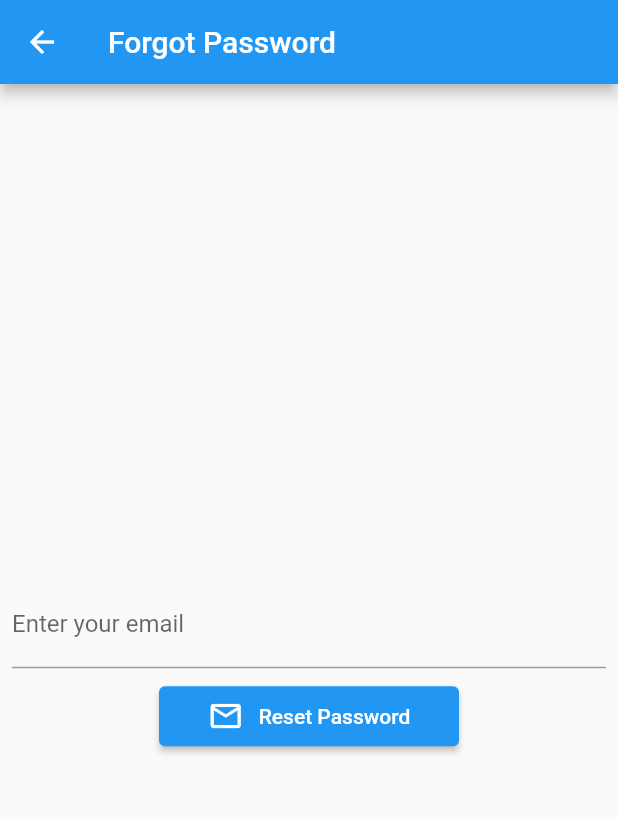
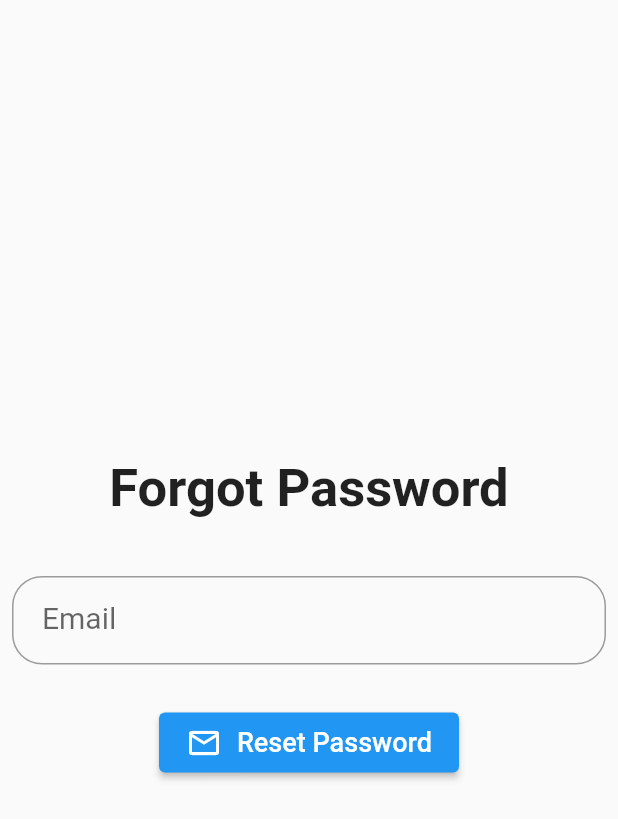
Before and after one commit to HarikrashnaParikh/TodoApp_Flutter_Bloc_MVVM, a Flutter app: the screen it shows after launch, after a tap on "Login", after a tap on "Forget Password", on a phone screen of 412 x 824 dp. Shown: the top 819 px of the screen. Run offline on Flutter 3.47's test engine with Material 2 defaults, Android fonts, the phone set to English and light mode, and no system bars; our stand-ins replace bloc, equatable, firebase_auth, firebase_core, flutter_bloc, hydrated_bloc; accounts and stored records are empty; generated files the repository leaves out were written again; network calls fail.

Commit message:
Updated UI for Login,Register and Forgot Password Screens

```diff
--- a/lib/model/task.dart
+++ b/lib/model/task.dart
@@ -12,6 +12,7 @@ class Task extends Equatable {
     isDeleted = isDeleted ?? false;
   }
   //copyWith method is a convenient way to create a new instance of an object with some of its properties modified while keeping the rest unchanged.
+  //To update existing
   Task copyWith({
     String? id,
     String? title,
--- a/lib/view/add_task_screen.dart
+++ b/lib/view/add_task_screen.dart
@@ -23,7 +23,7 @@ class AddTaskScreen extends StatelessWidget {
           SizedBox(
             height: 10,
           ),
-          TextField(
+          TextFormField(
             autofocus: true,
             controller: titleController,
             decoration: InputDecoration(
--- a/lib/view/forgot_password_screen.dart
+++ b/lib/view/forgot_password_screen.dart
@@ -25,20 +25,35 @@ class _ForgotPasswordScreenState extends State<ForgotPasswordScreen> {
   @override
   Widget build(BuildContext context) {
     return Scaffold(
-      appBar: AppBar(
-        title: const Text('Forgot Password'),
-      ),
       body: Form(
         key: _formKey,
         child: Column(
           mainAxisAlignment: MainAxisAlignment.center,
           children: [
+            Text(
+              'Forgot Password',
+              style: TextStyle(
+                fontSize: 35,
+                fontWeight: FontWeight.bold,
+              ),
+            ),
+            SizedBox(
+              height: 30,
+            ),
             Padding(
               padding: const EdgeInsets.all(8.0),
               child: TextFormField(
-                decoration: const InputDecoration(
-                    border: UnderlineInputBorder(),
-                    labelText: 'Enter your email'),
+                decoration: InputDecoration(
+                  labelText: 'Email',
+                  labelStyle: TextStyle(
+                    fontSize: 20,
+                  ),
+                  hintText: 'Enter your email',
+                  contentPadding:
+                      EdgeInsets.symmetric(vertical: 20.0, horizontal: 20.0),
+                  border: OutlineInputBorder(
+                      borderRadius: BorderRadius.circular(20.0)),
+                ),
                 keyboardType: TextInputType.emailAddress,
                 validator: (value) {
                   if (value == null || value.isEmpty) {
@@ -48,6 +63,9 @@ class _ForgotPasswordScreenState extends State<ForgotPasswordScreen> {
                 },
                 controller: _emailController,
               ),
+            ),
+            SizedBox(
+              height: 20,
             ),
             ElevatedButton(
                 style: ElevatedButton.styleFrom(
@@ -71,7 +89,7 @@ class _ForgotPasswordScreenState extends State<ForgotPasswordScreen> {
                         ),
                       ),
                       backgroundColor: Colors.green,
-                      duration: Duration(microseconds: 2000),
+                      duration: Duration(microseconds: 3000),
                     );
                     ScaffoldMessenger.of(context).showSnackBar(snackBar);
                   }).onError((error, stackTrace) {
@@ -83,7 +101,7 @@ class _ForgotPasswordScreenState extends State<ForgotPasswordScreen> {
                         ),
                       ),
                       backgroundColor: Colors.red,
-                      duration: Duration(microseconds: 2000),
+                      duration: Duration(microseconds: 3000),
                     );
                     ScaffoldMessenger.of(context).showSnackBar(snackBar);
                   });
@@ -93,7 +111,10 @@ class _ForgotPasswordScreenState extends State<ForgotPasswordScreen> {
                   children: const [
                     Icon(Icons.mail_outline),
                     SizedBox(width: 10),
-                    Text("Reset Password")
+                    Text(
+                      "Reset Password",
+                      style: TextStyle(fontSize: 18),
+                    )
                   ],
                 ))
           ],
--- a/lib/view/login_screen.dart
+++ b/lib/view/login_screen.dart
@@ -29,18 +29,38 @@ class _LoginScreenState extends State<LoginScreen> {
   @override
   Widget build(BuildContext context) {
     return Scaffold(
-      appBar: AppBar(title: const Text('Login')),
-      body: Form(
+      body: Center(
+        child: Form(
           key: _formKey,
           child: SingleChildScrollView(
             child: Column(
               mainAxisAlignment: MainAxisAlignment.center,
               children: [
+                Text(
+                  'Login',
+                  style: TextStyle(
+                    fontSize: 35,
+                    fontWeight: FontWeight.bold,
+                  ),
+                ),
+                SizedBox(
+                  height: 30,
+                ),
                 Padding(
                   padding: const EdgeInsets.all(8.0),
                   child: TextFormField(
                     controller: _emailController,
-                  decoration: const InputDecoration(labelText: 'Insert email'),
+                    decoration: InputDecoration(
+                      labelText: 'Email',
+                      labelStyle: TextStyle(
+                        fontSize: 20,
+                      ),
+                      hintText: 'Enter Email',
+                      contentPadding: EdgeInsets.symmetric(
+                          vertical: 20.0, horizontal: 20.0),
+                      border: OutlineInputBorder(
+                          borderRadius: BorderRadius.circular(20.0)),
+                    ),
                     keyboardType: TextInputType.emailAddress,
                     validator: (value) {
                       if (value == null || value.isEmpty) {
@@ -54,8 +74,17 @@ class _LoginScreenState extends State<LoginScreen> {
                   padding: const EdgeInsets.all(8.0),
                   child: TextFormField(
                     controller: _passwordController,
-                  decoration:
-                      const InputDecoration(labelText: 'Insert password'),
+                    decoration: InputDecoration(
+                      labelText: 'Password',
+                      hintText: 'Insert password',
+                      labelStyle: TextStyle(
+                        fontSize: 20,
+                      ),
+                      contentPadding: EdgeInsets.symmetric(
+                          vertical: 20.0, horizontal: 20.0),
+                      border: OutlineInputBorder(
+                          borderRadius: BorderRadius.circular(20.0)),
+                    ),
                     validator: (value) {
                       if (value == null || value.isEmpty) {
                         return 'Password is required';
@@ -66,7 +95,13 @@ class _LoginScreenState extends State<LoginScreen> {
                     },
                   ),
                 ),
-              ElevatedButton(
+                SizedBox(
+                  height: 30,
+                ),
+                SizedBox(
+                  height: 50,
+                  width: 100,
+                  child: ElevatedButton(
                     onPressed: () {
                       final isValid = _formKey.currentState!.validate();
                       _auth
@@ -81,7 +116,17 @@ class _LoginScreenState extends State<LoginScreen> {
                                 builder: (context) => TasksScreen()));
                       });
                     },
-                child: const Text('Login'),
+                    child: const Text(
+                      'Login',
+                      style: TextStyle(
+                        fontSize: 20,
+                        fontWeight: FontWeight.bold,
+                      ),
+                    ),
+                  ),
+                ),
+                SizedBox(
+                  height: 20,
                 ),
                 TextButton(
                   onPressed: () {
@@ -90,7 +135,13 @@ class _LoginScreenState extends State<LoginScreen> {
                       MaterialPageRoute(builder: (context) => RegisterScreen()),
                     );
                   },
-                  child: const Text('Don\'t have an Account?')),
+                  child: const Text(
+                    'Don\'t have an Account?',
+                    style: TextStyle(
+                      fontSize: 18,
+                    ),
+                  ),
+                ),
                 TextButton(
                     onPressed: () {
                       Navigator.push(
@@ -98,8 +149,14 @@ class _LoginScreenState extends State<LoginScreen> {
                           new MaterialPageRoute(
                               builder: (context) => ForgotPasswordScreen()));
                     },
-                  child: const Text('Forget Password')),
+                    child: const Text(
+                      'Forget Password',
+                      style: TextStyle(
+                        fontSize: 18,
+                      ),
+                    )),
               ],
+            ),
           ),
         ),
       ),
```
Also changed, not shown: lib/view/registration_screen.dart (+40 -4 lines). Lines whose indentation alone changed are shown as unchanged.
